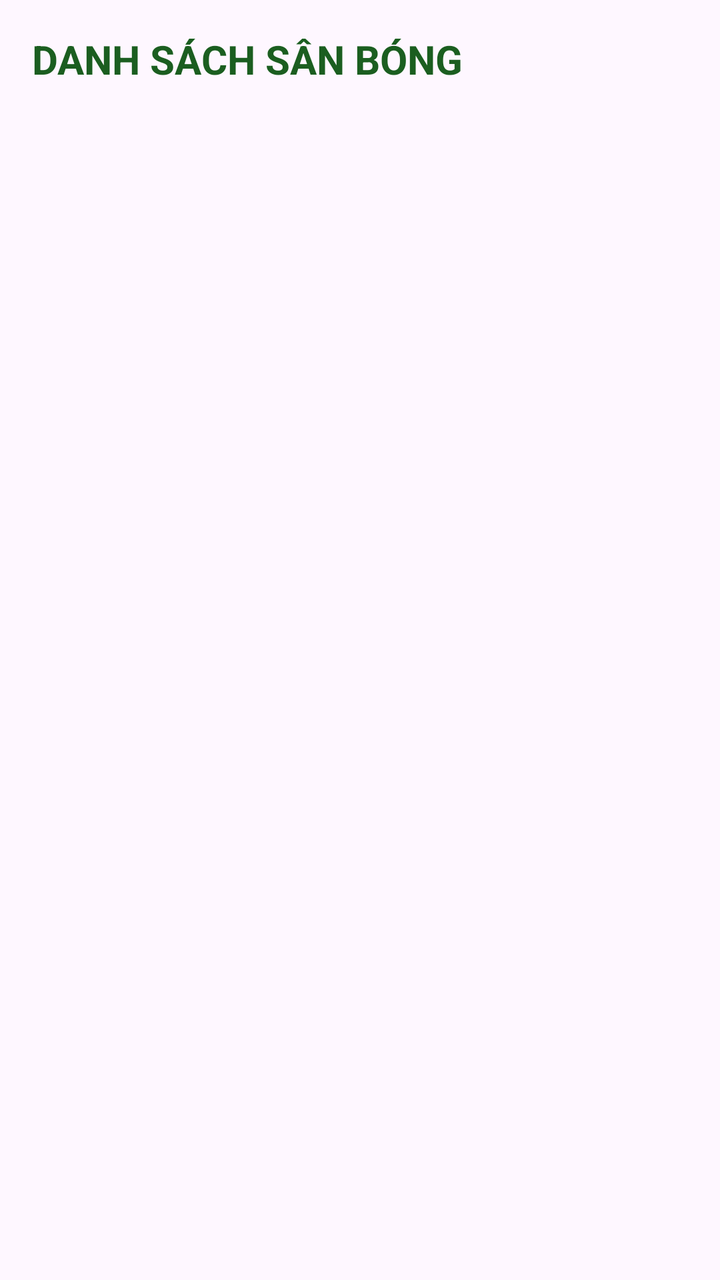
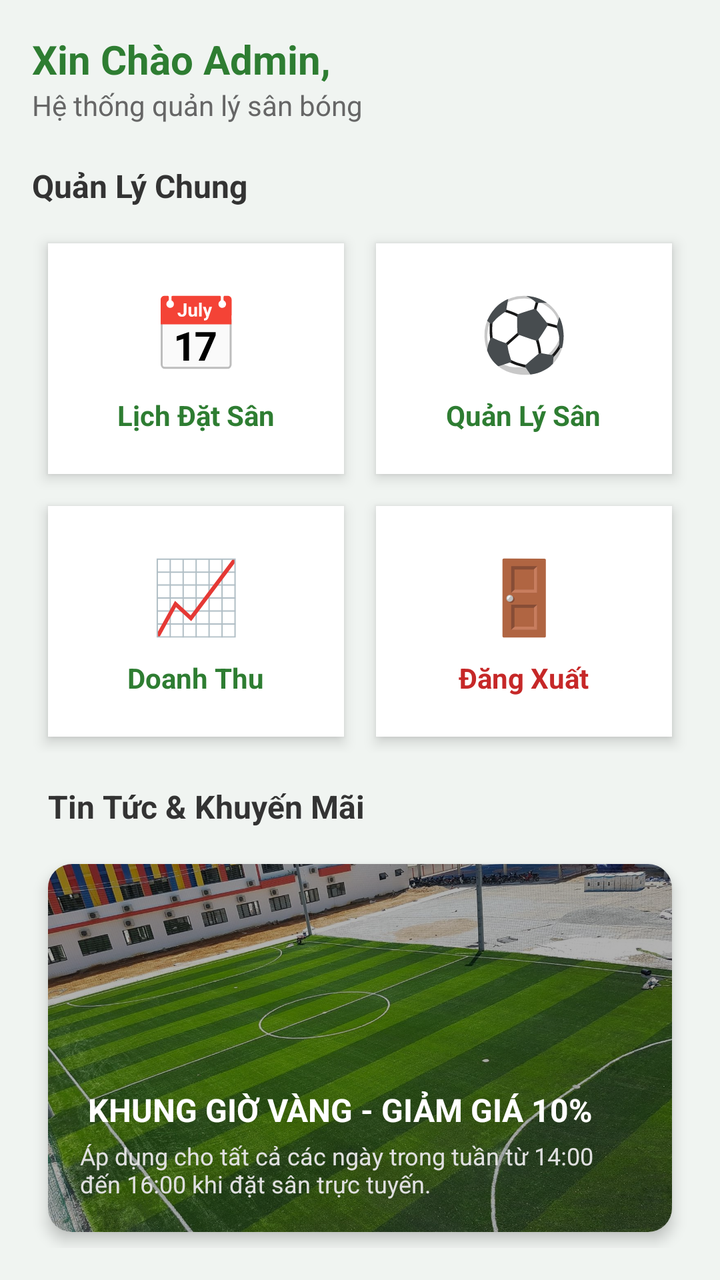

Compare the two renders of this Android layout. The source of the first and the diff that turns it into the second are given below.
<!-- AndroidManifest.xml: application theme Theme.HeThongQuanLySanBong -->
<!-- res/layout/activity_man_hinh_chinh.xml -->
<?xml version="1.0" encoding="utf-8"?>
<LinearLayout xmlns:android="http://schemas.android.com/apk/res/android"
    android:layout_width="match_parent"
    android:layout_height="match_parent"
    android:orientation="vertical"
    android:padding="16dp">

    <TextView
        android:layout_width="wrap_content"
        android:layout_height="wrap_content"
        android:text="DANH SÁCH SÂN BÓNG"
        android:textSize="20sp"
        android:textStyle="bold"
        android:textColor="#1B5E20"
        android:layout_marginBottom="15dp"/>

    <ListView
        android:id="@+id/lvSanBong"
        android:layout_width="match_parent"
        android:layout_height="match_parent" />
</LinearLayout>
<!-- resources referenced by this layout -->
<resources>
  <style name="Theme.HeThongQuanLySanBong" parent="Base.Theme.HeThongQuanLySanBong" />
  <style name="Base.Theme.HeThongQuanLySanBong" parent="Theme.Material3.DayNight.NoActionBar">
          
          
      </style>
</resources>

<!-- the commit's change to res/layout/activity_man_hinh_chinh.xml (unified diff, before → after) -->
@@ -1,21 +1,219 @@
 <?xml version="1.0" encoding="utf-8"?>
 <LinearLayout xmlns:android="http://schemas.android.com/apk/res/android"
+    xmlns:tools="http://schemas.android.com/tools"
+    xmlns:app="http://schemas.android.com/apk/res-auto"
     android:layout_width="match_parent"
     android:layout_height="match_parent"
     android:orientation="vertical"
-    android:padding="16dp">
+    android:background="#F0F4F1"
+    android:padding="16dp"
+    tools:context=".ManHinhChinhActivity">
+
+    <LinearLayout
+        android:layout_width="match_parent"
+        android:layout_height="wrap_content"
+        android:orientation="horizontal"
+        android:gravity="center_vertical"
+        android:layout_marginBottom="20dp">
+
+        <LinearLayout
+            android:layout_width="0dp"
+            android:layout_height="wrap_content"
+            android:layout_weight="1"
+            android:orientation="vertical">
+            <TextView
+                android:layout_width="wrap_content"
+                android:layout_height="wrap_content"
+                android:text="Xin Chào Admin,"
+                android:textSize="20sp"
+                android:textStyle="bold"
+                android:textColor="#2E7D32"/>
+            <TextView
+                android:layout_width="wrap_content"
+                android:layout_height="wrap_content"
+                android:text="Hệ thống quản lý sân bóng"
+                android:textSize="14sp"
+                android:textColor="#666666"/>
+        </LinearLayout>
+    </LinearLayout>
 
     <TextView
         android:layout_width="wrap_content"
         android:layout_height="wrap_content"
-        android:text="DANH SÁCH SÂN BÓNG"
-        android:textSize="20sp"
+        android:text="Quản Lý Chung"
+        android:textSize="16sp"
         android:textStyle="bold"
-        android:textColor="#1B5E20"
-        android:layout_marginBottom="15dp"/>
-
-    <ListView
-        android:id="@+id/lvSanBong"
+        android:textColor="#333333"
+        android:layout_marginBottom="10dp"/>
+
+    <GridLayout
         android:layout_width="match_parent"
-        android:layout_height="match_parent" />
+        android:layout_height="wrap_content"
+        android:columnCount="2"
+        android:rowCount="2"
+        android:alignmentMode="alignMargins"
+        android:columnOrderPreserved="false"
+        android:layout_marginBottom="16dp">
+
+        <LinearLayout
+            android:id="@+id/btnMenuLichDat"
+            android:layout_width="0dp"
+            android:layout_height="wrap_content"
+            android:layout_columnWeight="1"
+            android:layout_margin="8dp"
+            android:background="@android:color/white"
+            android:elevation="4dp"
+            android:padding="20dp"
+            android:gravity="center"
+            android:orientation="vertical">
+            <TextView
+                android:layout_width="wrap_content"
+                android:layout_height="wrap_content"
+                android:text="📅"
+                android:textSize="36sp"/>
+            <TextView
+                android:layout_width="wrap_content"
+                android:layout_height="wrap_content"
+                android:text="Lịch Đặt Sân"
+                android:textStyle="bold"
+                android:layout_marginTop="8dp"
+                android:textColor="#2E7D32"/>
+        </LinearLayout>
+
+        <LinearLayout
+            android:id="@+id/btnMenuSanBong"
+            android:layout_width="0dp"
+            android:layout_height="wrap_content"
+            android:layout_columnWeight="1"
+            android:layout_margin="8dp"
+            android:background="@android:color/white"
+            android:elevation="4dp"
+            android:padding="20dp"
+            android:gravity="center"
+            android:orientation="vertical">
+            <TextView
+                android:layout_width="wrap_content"
+                android:layout_height="wrap_content"
+                android:text="⚽"
+                android:textSize="36sp"/>
+            <TextView
+                android:layout_width="wrap_content"
+                android:layout_height="wrap_content"
+                android:text="Quản Lý Sân"
+                android:textStyle="bold"
+                android:layout_marginTop="8dp"
+                android:textColor="#2E7D32"/>
+        </LinearLayout>
+
+        <LinearLayout
+            android:id="@+id/btnMenuDoanhThu"
+            android:layout_width="0dp"
+            android:layout_height="wrap_content"
+            android:layout_columnWeight="1"
+            android:layout_margin="8dp"
+            android:background="@android:color/white"
+            android:elevation="4dp"
+            android:padding="20dp"
+            android:gravity="center"
+            android:orientation="vertical">
+            <TextView
+                android:layout_width="wrap_content"
+                android:layout_height="wrap_content"
+                android:text="📈"
+                android:textSize="36sp"/>
+            <TextView
+                android:layout_width="wrap_content"
+                android:layout_height="wrap_content"
+                android:text="Doanh Thu"
+                android:textStyle="bold"
+                android:layout_marginTop="8dp"
+                android:textColor="#2E7D32"/>
+        </LinearLayout>
+
+        <LinearLayout
+            android:id="@+id/btnMenuDangXuat"
+            android:layout_width="0dp"
+            android:layout_height="wrap_content"
+            android:layout_columnWeight="1"
+            android:layout_margin="8dp"
+            android:background="@android:color/white"
+            android:elevation="4dp"
+            android:padding="20dp"
+            android:gravity="center"
+            android:orientation="vertical">
+            <TextView
+                android:layout_width="wrap_content"
+                android:layout_height="wrap_content"
+                android:text="🚪"
+                android:textSize="36sp"/>
+            <TextView
+                android:layout_width="wrap_content"
+                android:layout_height="wrap_content"
+                android:text="Đăng Xuất"
+                android:textStyle="bold"
+                android:layout_marginTop="8dp"
+                android:textColor="#C62828"/>
+        </LinearLayout>
+    </GridLayout>
+
+    <TextView
+        android:layout_width="wrap_content"
+        android:layout_height="wrap_content"
+        android:text="Tin Tức &amp; Khuyến Mãi"
+        android:textSize="16sp"
+        android:textStyle="bold"
+        android:textColor="#333333"
+        android:layout_marginStart="8dp"
+        android:layout_marginBottom="10dp"/>
+
+    <androidx.cardview.widget.CardView
+        android:layout_width="match_parent"
+        android:layout_height="0dp"
+        android:layout_weight="1"
+        android:layout_margin="8dp"
+        app:cardCornerRadius="12dp"
+        app:cardElevation="4dp">
+
+        <RelativeLayout
+            android:layout_width="match_parent"
+            android:layout_height="match_parent">
+
+            <ImageView
+                android:id="@+id/imgBanner"
+                android:layout_width="match_parent"
+                android:layout_height="match_parent"
+                android:scaleType="centerCrop"
+                android:src="@drawable/banner_san_bong" />
+
+            <View
+                android:layout_width="match_parent"
+                android:layout_height="match_parent"
+                android:background="#4D000000"/>
+
+            <LinearLayout
+                android:layout_width="match_parent"
+                android:layout_height="wrap_content"
+                android:layout_alignParentBottom="true"
+                android:orientation="vertical"
+                android:padding="16dp">
+
+                <TextView
+                    android:layout_width="wrap_content"
+                    android:layout_height="wrap_content"
+                    android:text=" KHUNG GIỜ VÀNG - GIẢM GIÁ 10%"
+                    android:textColor="@android:color/white"
+                    android:textSize="16sp"
+                    android:textStyle="bold"/>
+
+                <TextView
+                    android:layout_width="wrap_content"
+                    android:layout_height="wrap_content"
+                    android:text="Áp dụng cho tất cả các ngày trong tuần từ 14:00 đến 16:00 khi đặt sân trực tuyến."
+                    android:textColor="#E0E0E0"
+                    android:textSize="12sp"
+                    android:layout_marginTop="4dp"/>
+            </LinearLayout>
+        </RelativeLayout>
+    </androidx.cardview.widget.CardView>
+
 </LinearLayout>
<!-- resource entries referenced after the edit -->
@@ -1,5 +1,6 @@
 <!-- resources referenced by this layout -->
 <resources>
+  <!-- drawable banner_san_bong: jpg bitmap (drawable, 341281 bytes) -->
   <style name="Theme.HeThongQuanLySanBong" parent="Base.Theme.HeThongQuanLySanBong" />
   <style name="Base.Theme.HeThongQuanLySanBong" parent="Theme.Material3.DayNight.NoActionBar">
           
